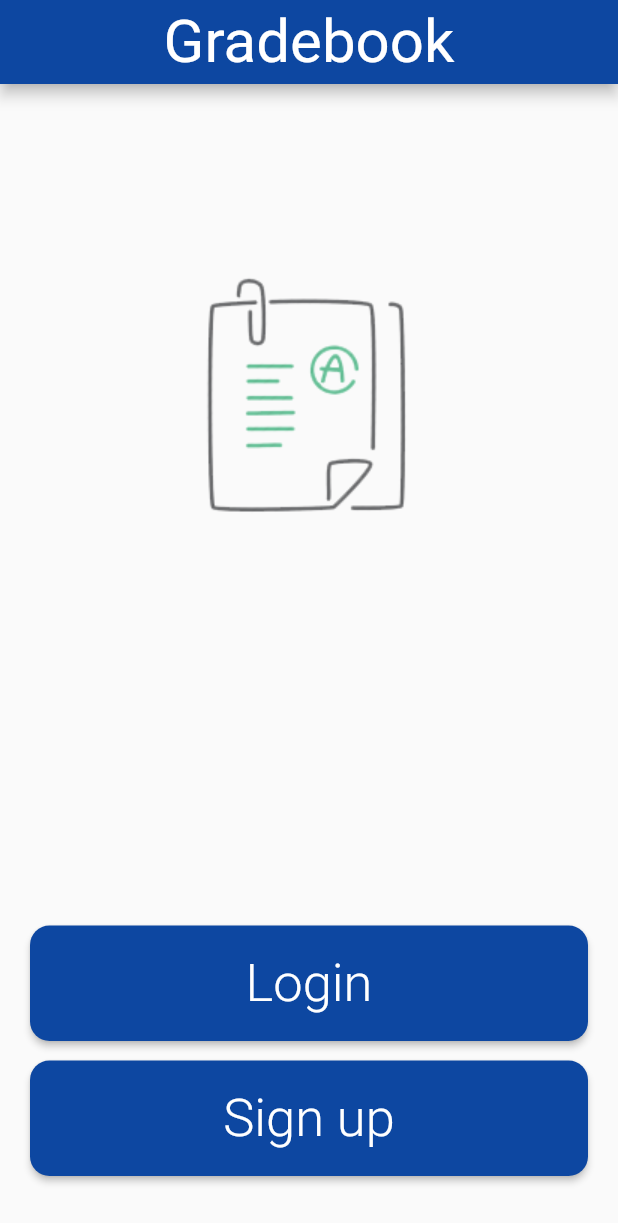
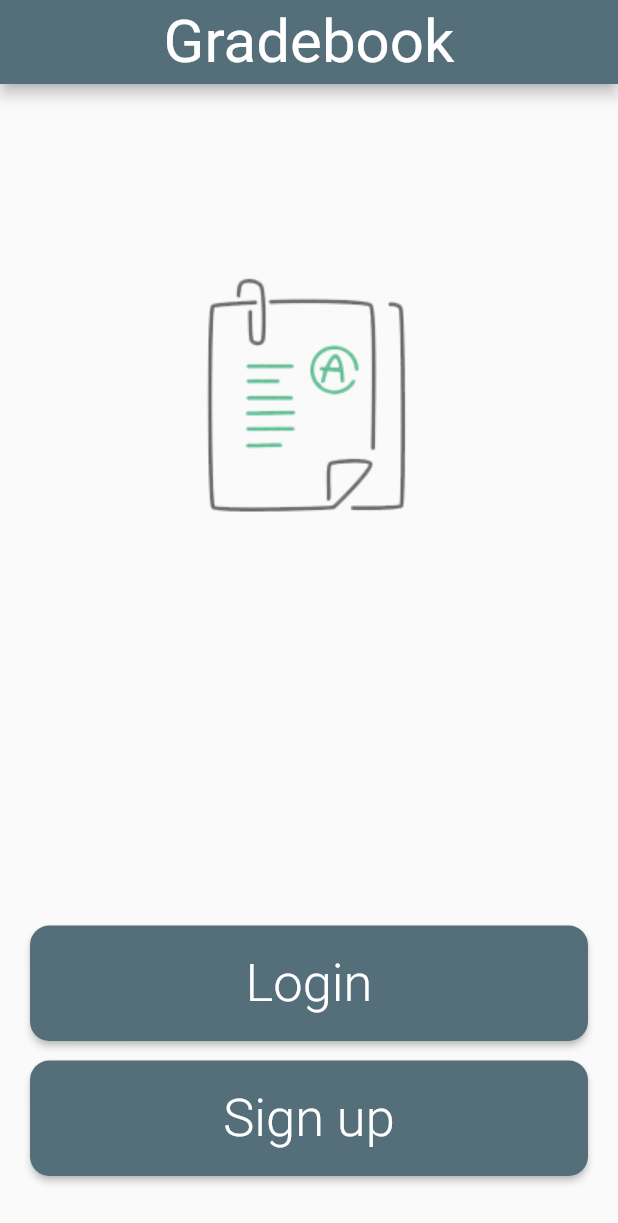
Before and after one commit to rabaraaaron/Gradebook, a Flutter app: the screen it shows after launch, on a phone screen of 412 x 824 dp. Shown: the top 1223 px of the screen. Run offline on Flutter 3.47's test engine with Material 2 defaults, Android fonts, the phone set to English and light mode, and no system bars; our stand-ins replace cloud_firestore, firebase_auth, firebase_core, flushbar, flutter_datetime_picker, flutter_local_notifications and 7 more; missing offline and left inert: dart:ffi; accounts and stored records are empty; Roboto replaces fonts that are missing (TextStyle).

Commit message:
changed the defualt theme

```diff
--- a/gradebook/lib/utils/MyAppTheme.dart
+++ b/gradebook/lib/utils/MyAppTheme.dart
@@ -37,7 +37,24 @@ class MyAppTheme with ChangeNotifier{
     bool light = true;
     _themeList.add(
       AppTheme(
-        id: "my_default",
+          id: "my_default",
+          description: 'white appbar, lightMode',
+          data: ThemeData(
+            accentColorBrightness: Brightness.dark,
+            accentColor: Colors.blueGrey[300],
+            primaryColor: Colors.blueGrey.shade600,
+            dividerColor: Colors.black,
+            brightness: Brightness.light,
+            fontFamily: GoogleFonts.quicksand().toStringShort(),
+            textTheme: getTextTheme(light),
+            buttonColor: _appBarIconColor,
+          )
+      ),
+    );
+
+    _themeList.add(
+      AppTheme(
+        id: "dark_blue",
         description: 'Dark Blue appbar, lightMode',
         data: ThemeData(
           primaryColor: Colors.blue[900],
```
Also changed, not shown: 1 other file.
